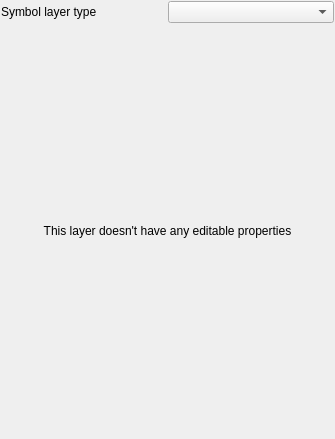
qgis/QGIS, file src/ui/symbollayer/widget_layerproperties.ui: the form before one commit.
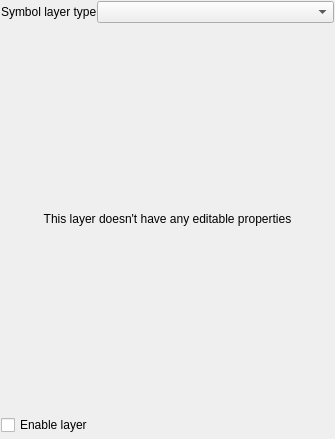
The form after the commit. Custom widgets are drawn as their Qt base class.

Commit message:
[FEATURE] Allow symbol layers to be temporarily disabled
Adds a new checkbox at the bottom of each symbol layer's
properties which allows you to control whether the layer is
enabled or not.

Disabled layers are not drawn, but are saved and can be
enabled at a later stage.

This makes it easier to tweak symbol appearance without
having to totally delete a symbol layer.

Patch:
```diff
--- a/src/ui/symbollayer/widget_layerproperties.ui
+++ b/src/ui/symbollayer/widget_layerproperties.ui
@@ -30,7 +30,7 @@
     <number>3</number>
    </property>
    <item row="1" column="0">
-    <layout class="QHBoxLayout" name="horizontalLayout">
+    <layout class="QHBoxLayout" name="horizontalLayout" stretch="0,1">
      <item>
       <widget class="QLabel" name="label">
        <property name="text">
@@ -50,6 +50,9 @@
      </item>
     </layout>
    </item>
+   <item row="4" column="0">
+    <widget class="QgsEffectStackCompactWidget" name="mEffectWidget" native="true"/>
+   </item>
    <item row="2" column="0">
     <widget class="QStackedWidget" name="stackedWidget">
      <widget class="QWidget" name="pageDummy">
@@ -69,7 +72,34 @@
     </widget>
    </item>
    <item row="3" column="0">
-    <widget class="QgsEffectStackCompactWidget" name="mEffectWidget" native="true"/>
+    <layout class="QHBoxLayout" name="horizontalLayout_3">
+     <property name="spacing">
+      <number>0</number>
+     </property>
+     <property name="bottomMargin">
+      <number>0</number>
+     </property>
+     <item>
+      <widget class="QCheckBox" name="mEnabledCheckBox">
+       <property name="text">
+        <string>Enable layer</string>
+       </property>
+      </widget>
+     </item>
+     <item>
+      <spacer name="horizontalSpacer">
+       <property name="orientation">
+        <enum>Qt::Horizontal</enum>
+       </property>
+       <property name="sizeHint" stdset="0">
+        <size>
+         <width>40</width>
+         <height>20</height>
+        </size>
+       </property>
+      </spacer>
+     </item>
+    </layout>
    </item>
   </layout>
  </widget>
```
The commit also changes 9 other files.
